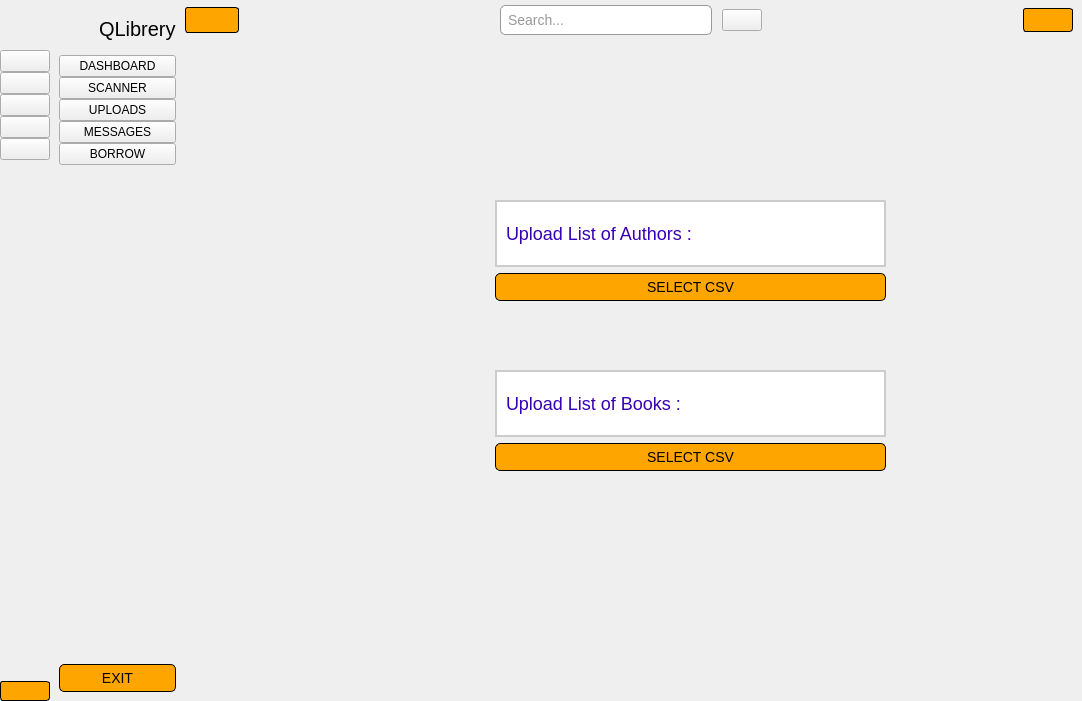
Above: sidebar.ui from AsifCantCode/QLibrary before the change. Below: the same form after it.
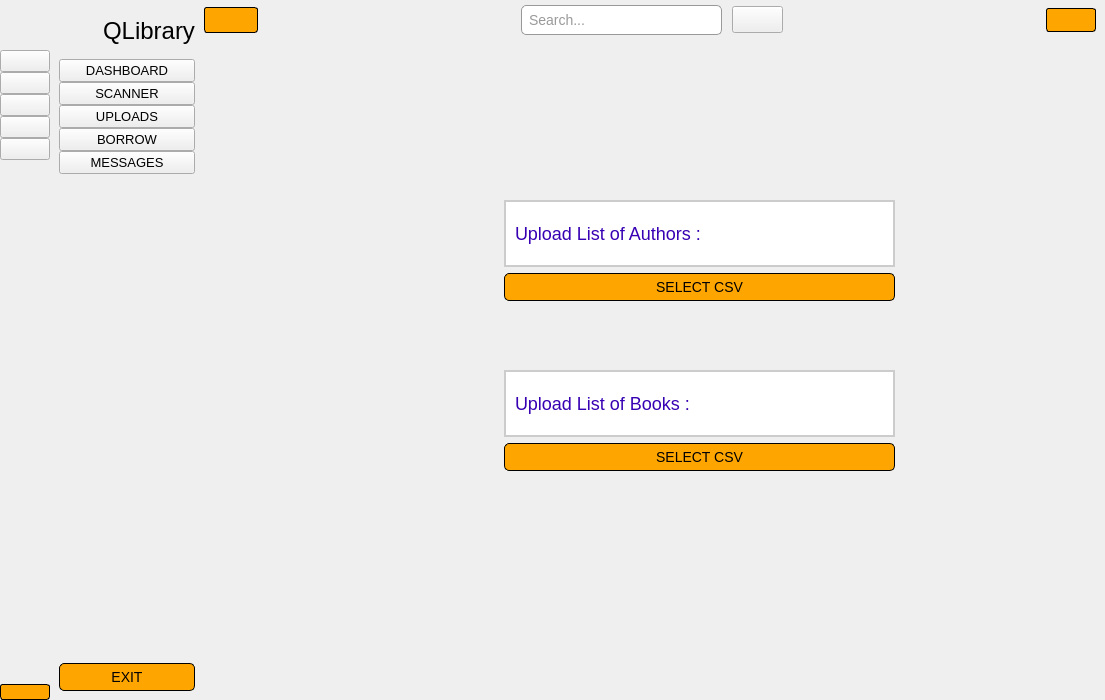
That is the form after the change. The open tabs and pages were chosen to show the change. Icons and pictures are not drawn.

```diff
--- a/sidebar.ui
+++ b/sidebar.ui
@@ -6,8 +6,8 @@
    <rect>
     <x>0</x>
     <y>0</y>
-    <width>1082</width>
-    <height>701</height>
+    <width>1105</width>
+    <height>700</height>
    </rect>
   </property>
   <property name="windowTitle">
@@ -226,8 +226,6 @@
     color: #000000; /* Black text color */
     border: 1px solid #000000; /* Black border */
     border-radius: 3px; /* Rounded corners */
-    padding: 2px 5px; /* Padding around the button text */
-	font-size: 12px;
 }
 
 /* QPushButton when hovered */
@@ -245,8 +243,8 @@
          </property>
          <property name="iconSize">
           <size>
-           <width>20</width>
-           <height>30</height>
+           <width>22</width>
+           <height>24</height>
           </size>
          </property>
         </widget>
@@ -298,6 +296,11 @@
           </property>
           <item>
            <widget class="QPushButton" name="change_btn">
+            <property name="font">
+             <font>
+              <pointsize>-1</pointsize>
+             </font>
+            </property>
             <property name="styleSheet">
              <string notr="true">/* Style for QPushButton */
 QPushButton {
@@ -324,8 +327,8 @@
             </property>
             <property name="iconSize">
              <size>
-              <width>18</width>
-              <height>28</height>
+              <width>16</width>
+              <height>24</height>
              </size>
             </property>
             <property name="checkable">
@@ -387,6 +390,22 @@
             </item>
             <item>
              <widget class="QPushButton" name="search_btn">
+              <property name="font">
+               <font>
+                <pointsize>12</pointsize>
+                <weight>50</weight>
+                <bold>false</bold>
+               </font>
+              </property>
+              <property name="cursor">
+               <cursorShape>PointingHandCursor</cursorShape>
+              </property>
+              <property name="styleSheet">
+               <string notr="true">QPushButton:hover {
+    background-color: #f0ffed; /* Teal color */
+}
+</string>
+              </property>
               <property name="text">
                <string/>
               </property>
@@ -396,8 +415,8 @@
               </property>
               <property name="iconSize">
                <size>
-                <width>22</width>
-                <height>22</height>
+                <width>28</width>
+                <height>29</height>
                </size>
               </property>
              </widget>
@@ -461,6 +480,11 @@
        </item>
        <item>
         <widget class="QStackedWidget" name="stackedWidget">
+         <property name="font">
+          <font>
+           <pointsize>8</pointsize>
+          </font>
+         </property>
          <property name="currentIndex">
           <number>1</number>
          </property>
@@ -604,7 +628,7 @@
           <widget class="QWidget" name="verticalLayoutWidget">
            <property name="geometry">
             <rect>
-             <x>310</x>
+             <x>300</x>
              <y>330</y>
              <width>391</width>
              <height>101</height>
@@ -675,7 +699,7 @@
           <widget class="QWidget" name="verticalLayoutWidget_3">
            <property name="geometry">
             <rect>
-             <x>310</x>
+             <x>300</x>
              <y>160</y>
              <width>391</width>
              <height>101</height>
@@ -837,8 +861,8 @@
           <widget class="QLabel" name="logo_label_2">
            <property name="minimumSize">
             <size>
-             <width>40</width>
-             <height>40</height>
+             <width>44</width>
+             <height>44</height>
             </size>
            </property>
            <property name="maximumSize">
@@ -862,11 +886,13 @@
           <widget class="QLabel" name="logo_label_3">
            <property name="font">
             <font>
-             <pointsize>15</pointsize>
+             <pointsize>18</pointsize>
+             <weight>50</weight>
+             <bold>false</bold>
             </font>
            </property>
            <property name="text">
-            <string>QLibrery</string>
+            <string>QLibrary</string>
            </property>
           </widget>
          </item>
@@ -879,6 +905,13 @@
          </property>
          <item>
           <widget class="QPushButton" name="home_btn_2">
+           <property name="font">
+            <font>
+             <pointsize>10</pointsize>
+             <weight>50</weight>
+             <bold>false</bold>
+            </font>
+           </property>
            <property name="text">
             <string>DASHBOARD</string>
            </property>
@@ -903,6 +936,13 @@
          </item>
          <item>
           <widget class="QPushButton" name="dashborad_btn_2">
+           <property name="font">
+            <font>
+             <pointsize>10</pointsize>
+             <weight>50</weight>
+             <bold>false</bold>
+            </font>
+           </property>
            <property name="text">
             <string>SCANNER</string>
            </property>
@@ -927,6 +967,13 @@
          </item>
          <item>
           <widget class="QPushButton" name="orders_btn_2">
+           <property name="font">
+            <font>
+             <pointsize>10</pointsize>
+             <weight>50</weight>
+             <bold>false</bold>
+            </font>
+           </property>
            <property name="text">
             <string>UPLOADS</string>
            </property>
@@ -949,8 +996,46 @@
            </property>
           </widget>
          </item>
+         <item>
+          <widget class="QPushButton" name="customers_btn_2">
+           <property name="font">
+            <font>
+             <pointsize>10</pointsize>
+             <weight>50</weight>
+             <bold>false</bold>
+            </font>
+           </property>
+           <property name="text">
+            <string>BORROW</string>
+           </property>
+           <property name="icon">
+            <iconset>
+             <normaloff>icon/icons8-knowledge-sharing-48.png</normaloff>
+             <normalon>icon/icons8-knowledge-sharing-48 (1).png</normalon>icon/icons8-knowledge-sharing-48.png</iconset>
+           </property>
+           <property name="iconSize">
+            <size>
+             <width>18</width>
+             <height>24</height>
+            </size>
+           </property>
+           <property name="checkable">
+            <bool>true</bool>
+           </property>
+           <property name="autoExclusive">
+            <bool>true</bool>
+           </property>
+          </widget>
+         </item>
          <item>
           <widget class="QPushButton" name="products_btn_2">
+           <property name="font">
+            <font>
+             <pointsize>10</pointsize>
+             <weight>50</weight>
+             <bold>false</bold>
+            </font>
+           </property>
            <property name="text">
             <string>MESSAGES</string>
            </property>
@@ -973,30 +1058,6 @@
            </property>
           </widget>
          </item>
-         <item>
-          <widget class="QPushButton" name="customers_btn_2">
-           <property name="text">
-            <string>BORROW</string>
-           </property>
-           <property name="icon">
-            <iconset>
-             <normaloff>D:/Downloaded Files/icons8-knowledge-sharing-48.png</normaloff>
-             <normalon>D:/Downloaded Files/icons8-knowledge-sharing-48 (1).png</normalon>D:/Downloaded Files/icons8-knowledge-sharing-48.png</iconset>
-           </property>
-           <property name="iconSize">
-            <size>
-             <width>18</width>
-             <height>24</height>
-            </size>
-           </property>
-           <property name="checkable">
-            <bool>true</bool>
-           </property>
-           <property name="autoExclusive">
-            <bool>true</bool>
-           </property>
-          </widget>
-         </item>
         </layout>
        </item>
        <item>
```
Left out of the diff: 18 changed lines with no effect on the pictures.
